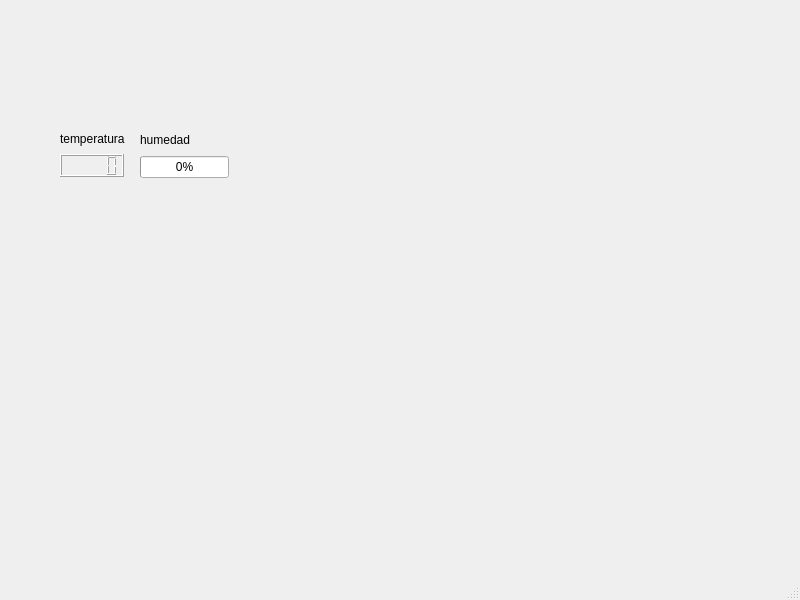
dayulop/Cubesat, file codigo/programa_qt/segundo_programa/mainwindow.ui: the form before one commit.
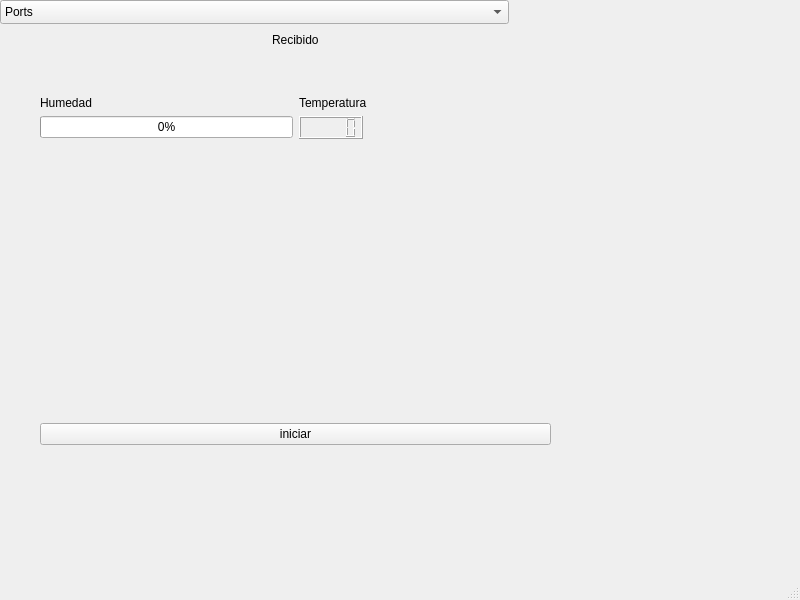
The form after the commit. Custom widgets are drawn as their Qt base class.

The edit to the form file:
```diff
--- a/codigo/programa_qt/segundo_programa/mainwindow.ui
+++ b/codigo/programa_qt/segundo_programa/mainwindow.ui
@@ -14,74 +14,243 @@
    <string>MainWindow</string>
   </property>
   <widget class="QWidget" name="centralwidget">
-   <widget class="QWidget" name="">
+   <widget class="QComboBox" name="comboBox_ports">
     <property name="geometry">
      <rect>
-      <x>60</x>
-      <y>130</y>
-      <width>73</width>
-      <height>47</height>
+      <x>0</x>
+      <y>0</y>
+      <width>509</width>
+      <height>24</height>
      </rect>
     </property>
-    <layout class="QVBoxLayout" name="verticalLayout">
-     <item>
-      <widget class="QLabel" name="label_temperatura">
-       <property name="minimumSize">
-        <size>
-         <width>71</width>
-         <height>0</height>
-        </size>
-       </property>
-       <property name="maximumSize">
-        <size>
-         <width>71</width>
-         <height>16777215</height>
-        </size>
-       </property>
-       <property name="text">
-        <string>temperatura</string>
-       </property>
-      </widget>
-     </item>
-     <item>
-      <widget class="QLCDNumber" name="lcd_temperatura">
-       <property name="minimumSize">
-        <size>
-         <width>64</width>
-         <height>0</height>
-        </size>
-       </property>
-       <property name="maximumSize">
-        <size>
-         <width>64</width>
-         <height>16777215</height>
-        </size>
-       </property>
-      </widget>
-     </item>
-    </layout>
+    <property name="currentText">
+     <string>Ports</string>
+    </property>
+    <item>
+     <property name="text">
+      <string>Ports</string>
+     </property>
+    </item>
    </widget>
    <widget class="QWidget" name="">
     <property name="geometry">
      <rect>
-      <x>140</x>
-      <y>130</y>
-      <width>89</width>
-      <height>48</height>
+      <x>40</x>
+      <y>30</y>
+      <width>511</width>
+      <height>415</height>
      </rect>
     </property>
-    <layout class="QVBoxLayout" name="verticalLayout_2">
+    <layout class="QVBoxLayout" name="verticalLayout_8">
      <item>
-      <widget class="QLabel" name="label_humedad">
+      <layout class="QVBoxLayout" name="verticalLayout_7">
+       <item>
+        <layout class="QHBoxLayout" name="horizontalLayout_3">
+         <item>
+          <spacer name="horizontalSpacer_3">
+           <property name="orientation">
+            <enum>Qt::Horizontal</enum>
+           </property>
+           <property name="sizeHint" stdset="0">
+            <size>
+             <width>40</width>
+             <height>20</height>
+            </size>
+           </property>
+          </spacer>
+         </item>
+         <item>
+          <widget class="QLabel" name="label_recibido">
+           <property name="text">
+            <string>Recibido</string>
+           </property>
+          </widget>
+         </item>
+         <item>
+          <spacer name="horizontalSpacer_5">
+           <property name="orientation">
+            <enum>Qt::Horizontal</enum>
+           </property>
+           <property name="sizeHint" stdset="0">
+            <size>
+             <width>40</width>
+             <height>20</height>
+            </size>
+           </property>
+          </spacer>
+         </item>
+        </layout>
+       </item>
+       <item>
+        <spacer name="horizontalSpacer_4">
+         <property name="orientation">
+          <enum>Qt::Horizontal</enum>
+         </property>
+         <property name="sizeHint" stdset="0">
+          <size>
+           <width>40</width>
+           <height>20</height>
+          </size>
+         </property>
+        </spacer>
+       </item>
+       <item>
+        <widget class="QLabel" name="label_lectura_de_serial">
+         <property name="text">
+          <string/>
+         </property>
+        </widget>
+       </item>
+      </layout>
+     </item>
+     <item>
+      <layout class="QHBoxLayout" name="graficas">
+       <item>
+        <layout class="QVBoxLayout" name="verticalLayout_4">
+         <item>
+          <layout class="QVBoxLayout" name="verticalLayout_2">
+           <item>
+            <widget class="QLabel" name="label_humedad">
+             <property name="text">
+              <string>Humedad</string>
+             </property>
+            </widget>
+           </item>
+           <item>
+            <widget class="QProgressBar" name="bar_humedad">
+             <property name="maximumSize">
+              <size>
+               <width>16777215</width>
+               <height>16777215</height>
+              </size>
+             </property>
+             <property name="value">
+              <number>0</number>
+             </property>
+            </widget>
+           </item>
+          </layout>
+         </item>
+         <item>
+          <widget class="QCustomPlot" name="widget_humedad" native="true">
+           <layout class="QVBoxLayout" name="verticalLayout_5">
+            <item>
+             <spacer name="verticalSpacer">
+              <property name="orientation">
+               <enum>Qt::Vertical</enum>
+              </property>
+              <property name="sizeHint" stdset="0">
+               <size>
+                <width>20</width>
+                <height>228</height>
+               </size>
+              </property>
+             </spacer>
+            </item>
+            <item>
+             <spacer name="horizontalSpacer">
+              <property name="orientation">
+               <enum>Qt::Horizontal</enum>
+              </property>
+              <property name="sizeHint" stdset="0">
+               <size>
+                <width>228</width>
+                <height>20</height>
+               </size>
+              </property>
+             </spacer>
+            </item>
+           </layout>
+          </widget>
+         </item>
+        </layout>
+       </item>
+       <item>
+        <layout class="QVBoxLayout" name="verticalLayout">
+         <item>
+          <widget class="QLabel" name="label_temperatura">
+           <property name="minimumSize">
+            <size>
+             <width>71</width>
+             <height>0</height>
+            </size>
+           </property>
+           <property name="maximumSize">
+            <size>
+             <width>71</width>
+             <height>16777215</height>
+            </size>
+           </property>
+           <property name="text">
+            <string>Temperatura</string>
+           </property>
+          </widget>
+         </item>
+         <item>
+          <widget class="QLCDNumber" name="lcd_temperatura">
+           <property name="minimumSize">
+            <size>
+             <width>64</width>
+             <height>0</height>
+            </size>
+           </property>
+           <property name="maximumSize">
+            <size>
+             <width>64</width>
+             <height>16777215</height>
+            </size>
+           </property>
+           <property name="styleSheet">
+            <string notr="true">hola rgb(255, 255, 255)</string>
+           </property>
+           <property name="inputMethodHints">
+            <set>Qt::ImhNone</set>
+           </property>
+           <property name="smallDecimalPoint">
+            <bool>false</bool>
+           </property>
+          </widget>
+         </item>
+         <item>
+          <widget class="QCustomPlot" name="widget_temperatura" native="true">
+           <layout class="QVBoxLayout" name="verticalLayout_6">
+            <item>
+             <spacer name="verticalSpacer_2">
+              <property name="orientation">
+               <enum>Qt::Vertical</enum>
+              </property>
+              <property name="sizeHint" stdset="0">
+               <size>
+                <width>20</width>
+                <height>200</height>
+               </size>
+              </property>
+             </spacer>
+            </item>
+            <item>
+             <spacer name="horizontalSpacer_2">
+              <property name="orientation">
+               <enum>Qt::Horizontal</enum>
+              </property>
+              <property name="sizeHint" stdset="0">
+               <size>
+                <width>228</width>
+                <height>20</height>
+               </size>
+              </property>
+             </spacer>
+            </item>
+           </layout>
+          </widget>
+         </item>
+        </layout>
+       </item>
+      </layout>
+     </item>
+     <item>
+      <widget class="QPushButton" name="pushButton_iniciar">
        <property name="text">
-        <string>humedad</string>
-       </property>
-      </widget>
-     </item>
-     <item>
-      <widget class="QProgressBar" name="bar_humedad">
-       <property name="value">
-        <number>0</number>
+        <string>iniciar</string>
        </property>
       </widget>
      </item>
@@ -100,6 +269,14 @@
   </widget>
   <widget class="QStatusBar" name="statusbar"/>
  </widget>
+ <customwidgets>
+  <customwidget>
+   <class>QCustomPlot</class>
+   <extends>QWidget</extends>
+   <header>qcustomplot.h</header>
+   <container>1</container>
+  </customwidget>
+ </customwidgets>
  <resources/>
  <connections/>
 </ui>
```
